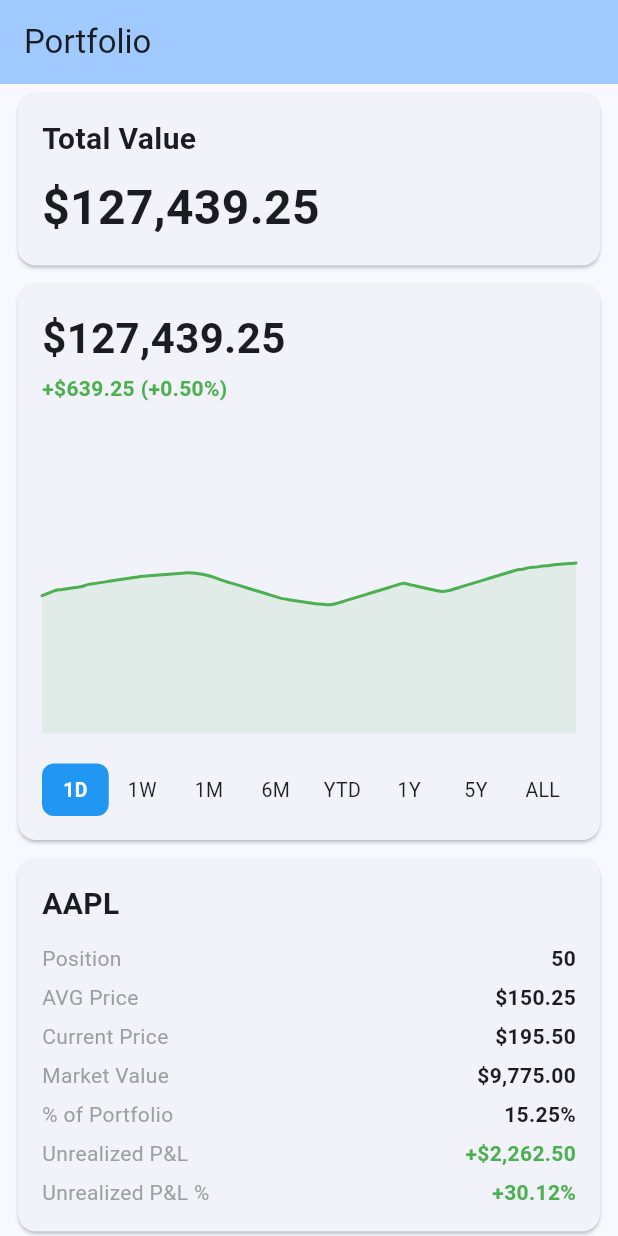
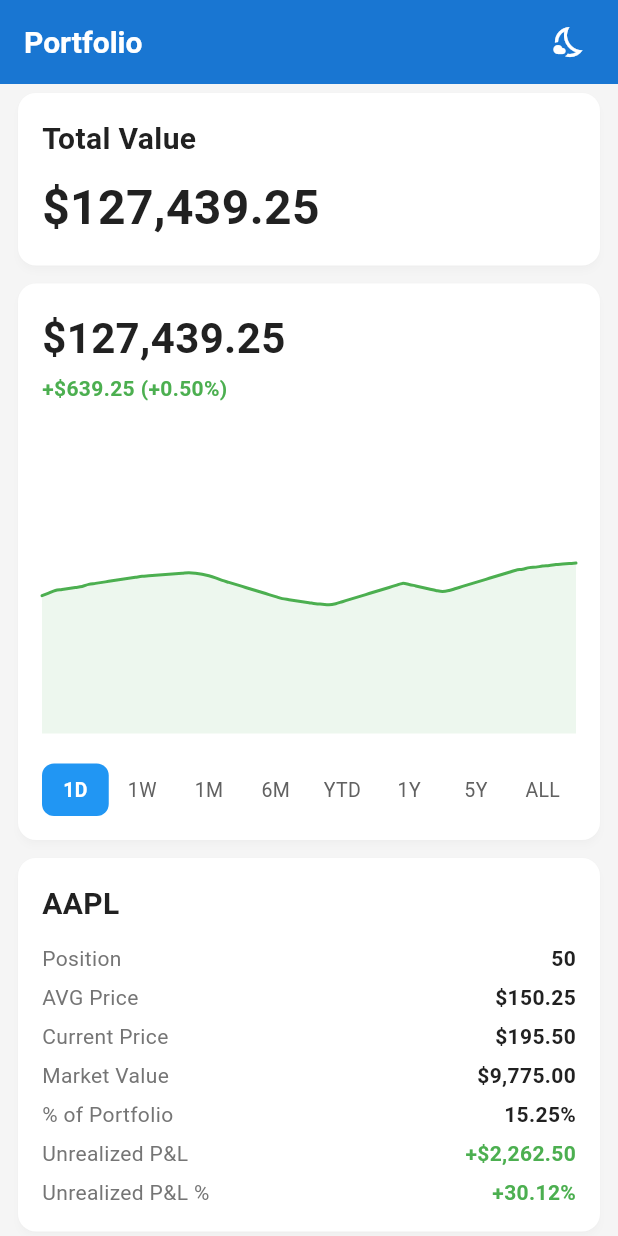
Before and after one commit to arlindiDev/stonks, a Flutter app: the screen it shows after launch, on a phone screen of 412 x 824 dp. Run offline on Flutter 3.47's test engine with Material 3 defaults, Android fonts, the phone set to English and light mode, and no system bars; drawn by our look-alikes of fl_chart; our stand-ins replace flutter_bloc.

Commit message:
feat: add theme change retail/neon

```diff
--- /dev/null
+++ b/lib/core/theme/colors.dart
@@ -0,0 +1,47 @@
+import 'package:flutter/material.dart';
+
+class AppColors {
+  // Retail Bank Theme Colors (Blue/Clean)
+  static const Color retailPrimary = Color(0xFF1976D2);
+  static const Color retailPrimaryLight = Color(0xFF42A5F5);
+  static const Color retailPrimaryDark = Color(0xFF0D47A1);
+  static const Color retailAccent = Color(0xFF2196F3);
+  static const Color retailBackground = Color(0xFFF5F5F5);
+  static const Color retailSurface = Color(0xFFFFFFFF);
+  static const Color retailCardBackground = Color(0xFFFFFFFF);
+  static const Color retailTextPrimary = Color(0xFF212121);
+  static const Color retailTextSecondary = Color(0xFF757575);
+  static const Color retailDivider = Color(0xFFE0E0E0);
+  static const Color retailPositive = Color(0xFF4CAF50);
+  static const Color retailNegative = Color(0xFFF44336);
+  static const Color retailPositiveLight = Color(0xFFE8F5E9);
+  static const Color retailNegativeLight = Color(0xFFFFEBEE);
+  static const Color retailChartLine = Color(0xFF1976D2);
+  static const Color retailSelectedTab = Color(0xFF2196F3);
+  static const Color retailUnselectedTab = Color(0x00000000);
+  static const Color retailSelectedTabText = Color(0xFFFFFFFF);
+  static const Color retailUnselectedTabText = Color(0xFF616161);
+
+  // Neobank Theme Colors (Dark/Neon)
+  static const Color neobankPrimary = Color(0xFF00E5FF);
+  static const Color neobankPrimaryLight = Color(0xFF6EFFFF);
+  static const Color neobankPrimaryDark = Color(0xFF00B2CC);
+  static const Color neobankAccent = Color(0xFFB388FF);
+  static const Color neobankBackground = Color(0xFF0A0E27);
+  static const Color neobankSurface = Color(0xFF151B3D);
+  static const Color neobankCardBackground = Color(0xFF1A2140);
+  static const Color neobankTextPrimary = Color(0xFFFFFFFF);
+  static const Color neobankTextSecondary = Color(0xFFB0B8D4);
+  static const Color neobankDivider = Color(0xFF2A3557);
+  static const Color neobankPositive = Color(0xFF00FFA3);
+  static const Color neobankNegative = Color(0xFFFF3366);
+  static const Color neobankPositiveLight = Color(0xFF1A2E28);
+  static const Color neobankNegativeLight = Color(0xFF2E1A22);
+  static const Color neobankChartLine = Color(0xFF00E5FF);
+  static const Color neobankSelectedTab = Color(0xFF00E5FF);
+  static const Color neobankUnselectedTab = Color(0x00000000);
+  static const Color neobankSelectedTabText = Color(0xFF0A0E27);
+  static const Color neobankUnselectedTabText = Color(0xFFB0B8D4);
+
+  AppColors._();
+}
--- a/lib/features/portfolio/presentation/portfolio_chart_card.dart
+++ b/lib/features/portfolio/presentation/portfolio_chart_card.dart
@@ -1,5 +1,8 @@
 import 'package:flutter/material.dart';
 import 'package:fl_chart/fl_chart.dart';
+import 'package:flutter_bloc/flutter_bloc.dart';
+import '../../theme/theme_bloc.dart';
+import '../../theme/theme_state.dart';
 import '../../mock_data.dart';
 import '../../utils/formatters.dart';
 
@@ -35,6 +38,24 @@ class _PortfolioChartCardState extends State<PortfolioChartCard> {
         : periodData.unrealizedPL;
     final displayDate = touchedDataPoint?.timestamp;
 
+    return BlocBuilder<ThemeBloc, ThemeState>(
+      builder: (context, themeState) {
+        return _buildCard(context, themeState, periodData, isPositive, displayValue, displayPercent, displayPL, displayDate);
+      },
+    );
+  }
+
+  Widget _buildCard(
+    BuildContext context,
+    ThemeState themeState,
+    ChartPeriodData periodData,
+    bool isPositive,
+    double displayValue,
+    double displayPercent,
+    double displayPL,
+    DateTime? displayDate,
+  ) {
+
     return Card(
       margin: const EdgeInsets.symmetric(horizontal: 12, vertical: 6),
       child: Padding(
@@ -64,7 +85,7 @@ class _PortfolioChartCardState extends State<PortfolioChartCard> {
                             style: TextStyle(
                               fontSize: 14,
                               fontWeight: FontWeight.normal,
-                              color: Colors.grey[600],
+                              color: themeState.textSecondaryColor,
                             ),
                           ),
                         ],
@@ -76,7 +97,7 @@ class _PortfolioChartCardState extends State<PortfolioChartCard> {
                       style: TextStyle(
                         fontSize: 14,
                         fontWeight: FontWeight.w600,
-                        color: displayPL >= 0 ? Colors.green : Colors.red,
+                        color: displayPL >= 0 ? themeState.positiveColor : themeState.negativeColor,
                       ),
                     ),
                   ],
@@ -102,7 +123,7 @@ class _PortfolioChartCardState extends State<PortfolioChartCard> {
                         return FlSpot(entry.key.toDouble(), entry.value.value);
                       }).toList(),
                       isCurved: true,
-                      color: isPositive ? Colors.green : Colors.red,
+                      color: isPositive ? themeState.positiveColor : themeState.negativeColor,
                       barWidth: 2,
                       isStrokeCapRound: true,
                       dotData: FlDotData(
@@ -111,9 +132,9 @@ class _PortfolioChartCardState extends State<PortfolioChartCard> {
                           if (index == touchedIndex) {
                             return FlDotCirclePainter(
                               radius: 6,
-                              color: Colors.white,
+                              color: Theme.of(context).colorScheme.surface,
                               strokeWidth: 3,
-                              strokeColor: isPositive ? Colors.green : Colors.red,
+                              strokeColor: isPositive ? themeState.positiveColor : themeState.negativeColor,
                             );
                           }
                           return FlDotCirclePainter(
@@ -124,7 +145,7 @@ class _PortfolioChartCardState extends State<PortfolioChartCard> {
                       ),
                       belowBarData: BarAreaData(
                         show: true,
-                        color: (isPositive ? Colors.green : Colors.red).withValues(alpha: 0.1),
+                        color: (isPositive ? themeState.positiveColor : themeState.negativeColor).withValues(alpha: 0.1),
                       ),
                     ),
                   ],
@@ -147,7 +168,7 @@ class _PortfolioChartCardState extends State<PortfolioChartCard> {
                       return spotIndexes.map((index) {
                         return TouchedSpotIndicatorData(
                           FlLine(
-                            color: isPositive ? Colors.green.withValues(alpha: 0.5) : Colors.red.withValues(alpha: 0.5),
+                            color: (isPositive ? themeState.positiveColor : themeState.negativeColor).withValues(alpha: 0.5),
                             strokeWidth: 2,
                             dashArray: [5, 5],
                           ),
@@ -184,14 +205,14 @@ class _PortfolioChartCardState extends State<PortfolioChartCard> {
                     child: Container(
                       padding: const EdgeInsets.symmetric(vertical: 8),
                       decoration: BoxDecoration(
-                        color: isSelected ? Colors.blue : Colors.transparent,
+                        color: isSelected ? themeState.selectedTabColor : themeState.unselectedTabColor,
                         borderRadius: BorderRadius.circular(8),
                       ),
                       child: Center(
                         child: Text(
                           period,
                           style: TextStyle(
-                            color: isSelected ? Colors.white : Colors.black87,
+                            color: isSelected ? themeState.selectedTabTextColor : themeState.unselectedTabTextColor,
                             fontWeight: isSelected ? FontWeight.bold : FontWeight.normal,
                             fontSize: 13,
                           ),
--- a/lib/features/portfolio/presentation/portfolio_item_card.dart
+++ b/lib/features/portfolio/presentation/portfolio_item_card.dart
@@ -1,4 +1,7 @@
 import 'package:flutter/material.dart';
+import 'package:flutter_bloc/flutter_bloc.dart';
+import '../../theme/theme_bloc.dart';
+import '../../theme/theme_state.dart';
 import '../../mock_data.dart';
 import '../../utils/formatters.dart';
 
@@ -13,6 +16,15 @@ class PortfolioItemCard extends StatelessWidget {
   @override
   Widget build(BuildContext context) {
     final isPositive = item.unrealizedPL >= 0;
+
+    return BlocBuilder<ThemeBloc, ThemeState>(
+      builder: (context, themeState) {
+        return _buildCard(context, themeState, isPositive);
+      },
+    );
+  }
+
+  Widget _buildCard(BuildContext context, ThemeState themeState, bool isPositive) {
 
     return Card(
       margin: const EdgeInsets.symmetric(horizontal: 12, vertical: 6),
@@ -32,38 +44,40 @@ class PortfolioItemCard extends StatelessWidget {
             const SizedBox(height: 12),
 
             // Position
-            _buildRow('Position', Formatters.shares(item.position)),
+            _buildRow(themeState, 'Position', Formatters.shares(item.position)),
             const SizedBox(height: 6),
 
             // Average Price
-            _buildRow('AVG Price', Formatters.currency(item.avgPrice)),
+            _buildRow(themeState, 'AVG Price', Formatters.currency(item.avgPrice)),
             const SizedBox(height: 6),
 
             // Current Price
-            _buildRow('Current Price', Formatters.currency(item.currentPrice)),
+            _buildRow(themeState, 'Current Price', Formatters.currency(item.currentPrice)),
             const SizedBox(height: 6),
 
             // Market Value
-            _buildRow('Market Value', Formatters.currency(item.marketValue)),
+            _buildRow(themeState, 'Market Value', Formatters.currency(item.marketValue)),
             const SizedBox(height: 6),
 
             // % of Portfolio
-            _buildRow('% of Portfolio', Formatters.percent(item.portfolioPercent)),
+            _buildRow(themeState, '% of Portfolio', Formatters.percent(item.portfolioPercent)),
             const SizedBox(height: 6),
 
             // Unrealized P&L
             _buildRow(
+              themeState,
               'Unrealized P&L',
               Formatters.currencyWithSign(item.unrealizedPL),
-              color: isPositive ? Colors.green : Colors.red,
+              color: isPositive ? themeState.positiveColor : themeState.negativeColor,
             ),
             const SizedBox(height: 6),
 
             // Unrealized P&L %
             _buildRow(
+              themeState,
               'Unrealized P&L %',
               Formatters.percentWithSign(item.unrealizedPLPercent),
-              color: isPositive ? Colors.green : Colors.red,
+              color: isPositive ? themeState.positiveColor : themeState.negativeColor,
             ),
           ],
         ),
@@ -71,15 +85,15 @@ class PortfolioItemCard extends StatelessWidget {
     );
   }
 
-  Widget _buildRow(String label, String value, {Color? color}) {
+  Widget _buildRow(ThemeState themeState, String label, String value, {Color? color}) {
     return Row(
       mainAxisAlignment: MainAxisAlignment.spaceBetween,
       children: [
         Text(
           label,
-          style: const TextStyle(
+          style: TextStyle(
             fontSize: 14,
-            color: Colors.grey,
+            color: themeState.textSecondaryColor,
           ),
         ),
         Text(
--- a/lib/features/portfolio/presentation/portfolio_screen.dart
+++ b/lib/features/portfolio/presentation/portfolio_screen.dart
@@ -1,4 +1,8 @@
 import 'package:flutter/material.dart';
+import 'package:flutter_bloc/flutter_bloc.dart';
+import '../../theme/theme_bloc.dart';
+import '../../theme/theme_event.dart';
+import '../../theme/theme_state.dart';
 import '../../mock_data.dart';
 import 'portfolio_chart_card.dart';
 import 'portfolio_total_card.dart';
@@ -11,10 +15,39 @@ class PortfolioScreen extends StatelessWidget {
   Widget build(BuildContext context) {
     final portfolioData = getMockPortfolioData();
 
+    return BlocBuilder<ThemeBloc, ThemeState>(
+      builder: (context, themeState) {
         return Scaffold(
           appBar: AppBar(
             title: const Text('Portfolio'),
-        backgroundColor: Theme.of(context).colorScheme.inversePrimary,
+            actions: [
+              Padding(
+                padding: const EdgeInsets.only(right: 8.0),
+                child: IconButton(
+                  icon: AnimatedSwitcher(
+                    duration: const Duration(milliseconds: 300),
+                    transitionBuilder: (child, animation) {
+                      return FadeTransition(
+                        opacity: animation,
+                        child: child,
+                      );
+                    },
+                    child: Icon(
+                      themeState.isRetailBank
+                          ? Icons.nights_stay_outlined
+                          : Icons.wb_sunny_outlined,
+                      key: ValueKey(themeState.isRetailBank),
+                    ),
+                  ),
+                  tooltip: themeState.isRetailBank
+                      ? 'Switch to Neobank Theme'
+                      : 'Switch to Retail Bank Theme',
+                  onPressed: () {
+                    context.read<ThemeBloc>().add(ToggleThemeEvent());
+                  },
+                ),
+              ),
+            ],
           ),
           body: ListView.builder(
             itemCount: portfolioData.length,
@@ -33,5 +66,7 @@ class PortfolioScreen extends StatelessWidget {
             },
           ),
         );
+      },
+    );
   }
 }
--- /dev/null
+++ b/lib/features/theme/theme_bloc.dart
@@ -0,0 +1,24 @@
+import 'package:flutter_bloc/flutter_bloc.dart';
+import 'theme_event.dart';
+import 'theme_state.dart';
+import 'themes.dart';
+
+class ThemeBloc extends Bloc<ThemeEvent, ThemeState> {
+  ThemeBloc() : super(ThemeState(themeMode: AppThemeMode.retailBank)) {
+    on<ToggleThemeEvent>(_onToggleTheme);
+    on<SetThemeEvent>(_onSetTheme);
+  }
+
+  void _onToggleTheme(ToggleThemeEvent event, Emitter<ThemeState> emit) {
+    final newTheme = state.themeMode == AppThemeMode.retailBank
+        ? AppThemeMode.neobank
+        : AppThemeMode.retailBank;
+    emit(state.copyWith(themeMode: newTheme));
+  }
+
+  void _onSetTheme(SetThemeEvent event, Emitter<ThemeState> emit) {
+    if (state.themeMode != event.themeMode) {
+      emit(state.copyWith(themeMode: event.themeMode));
+    }
+  }
+}
--- /dev/null
+++ b/lib/features/theme/theme_event.dart
@@ -0,0 +1,11 @@
+import 'themes.dart';
+
+abstract class ThemeEvent {}
+
+class ToggleThemeEvent extends ThemeEvent {}
+
+class SetThemeEvent extends ThemeEvent {
+  final AppThemeMode themeMode;
+
+  SetThemeEvent(this.themeMode);
+}
--- /dev/null
+++ b/lib/features/theme/theme_state.dart
@@ -0,0 +1,87 @@
+import 'package:flutter/material.dart';
+import '../../core/theme/colors.dart';
+import 'themes.dart';
+
+class ThemeState {
+  final AppThemeMode themeMode;
+
+  ThemeState({required this.themeMode});
+
+  ThemeData get themeData {
+    switch (themeMode) {
+      case AppThemeMode.retailBank:
+        return AppThemes.retailBankTheme;
+      case AppThemeMode.neobank:
+        return AppThemes.neobankTheme;
+    }
+  }
+
+  bool get isRetailBank => themeMode == AppThemeMode.retailBank;
+  bool get isNeobank => themeMode == AppThemeMode.neobank;
+
+  Color get positiveColor {
+    return themeMode == AppThemeMode.retailBank
+        ? AppColors.retailPositive
+        : AppColors.neobankPositive;
+  }
+
+  Color get negativeColor {
+    return themeMode == AppThemeMode.retailBank
+        ? AppColors.retailNegative
+        : AppColors.neobankNegative;
+  }
+
+  Color get positiveBackgroundColor {
+    return themeMode == AppThemeMode.retailBank
+        ? AppColors.retailPositiveLight
+        : AppColors.neobankPositiveLight;
+  }
+
+  Color get negativeBackgroundColor {
+    return themeMode == AppThemeMode.retailBank
+        ? AppColors.retailNegativeLight
+        : AppColors.neobankNegativeLight;
+  }
+
+  Color get chartLineColor {
+    return themeMode == AppThemeMode.retailBank
+        ? AppColors.retailChartLine
+        : AppColors.neobankChartLine;
+  }
+
+  Color get selectedTabColor {
+    return themeMode == AppThemeMode.retailBank
+        ? AppColors.retailSelectedTab
+        : AppColors.neobankSelectedTab;
+  }
+
+  Color get unselectedTabColor {
+    return themeMode == AppThemeMode.retailBank
+        ? AppColors.retailUnselectedTab
+        : AppColors.neobankUnselectedTab;
+  }
+
+  Color get selectedTabTextColor {
+    return themeMode == AppThemeMode.retailBank
+        ? AppColors.retailSelectedTabText
+        : AppColors.neobankSelectedTabText;
+  }
+
+  Color get unselectedTabTextColor {
+    return themeMode == AppThemeMode.retailBank
+        ? AppColors.retailUnselectedTabText
+        : AppColors.neobankUnselectedTabText;
+  }
+
+  Color get textSecondaryColor {
+    return themeMode == AppThemeMode.retailBank
+        ? AppColors.retailTextSecondary
+        : AppColors.neobankTextSecondary;
+  }
+
+  ThemeState copyWith({AppThemeMode? themeMode}) {
+    return ThemeState(
+      themeMode: themeMode ?? this.themeMode,
+    );
+  }
+}
--- /dev/null
+++ b/lib/features/theme/themes.dart
@@ -0,0 +1,152 @@
+import 'package:flutter/material.dart';
+import '../../core/theme/colors.dart';
+
+enum AppThemeMode {
+  retailBank,
+  neobank,
+}
+
+class AppThemes {
+  static ThemeData get retailBankTheme {
+    return ThemeData(
+      useMaterial3: true,
+      brightness: Brightness.light,
+
+      colorScheme: ColorScheme.light(
+        primary: AppColors.retailPrimary,
+        secondary: AppColors.retailAccent,
+        surface: AppColors.retailSurface,
+        error: AppColors.retailNegative,
+        onPrimary: Colors.white,
+        onSecondary: Colors.white,
+        onSurface: AppColors.retailTextPrimary,
+        onError: Colors.white,
+      ),
+
+      scaffoldBackgroundColor: AppColors.retailBackground,
+
+      appBarTheme: AppBarTheme(
+        backgroundColor: AppColors.retailPrimary,
+        foregroundColor: Colors.white,
+        elevation: 0,
+        centerTitle: false,
+        titleTextStyle: const TextStyle(
+          color: Colors.white,
+          fontSize: 20,
+          fontWeight: FontWeight.w600,
+        ),
+      ),
+
+      cardTheme: CardThemeData(
+        color: AppColors.retailCardBackground,
+        elevation: 2,
+        shadowColor: Colors.black.withValues(alpha: 0.1),
+        shape: RoundedRectangleBorder(
+          borderRadius: BorderRadius.circular(12),
+        ),
+      ),
+
+      textTheme: const TextTheme(
+        bodyLarge: TextStyle(
+          color: AppColors.retailTextPrimary,
+          fontSize: 16,
+        ),
+        bodyMedium: TextStyle(
+          color: AppColors.retailTextPrimary,
+          fontSize: 14,
+        ),
+        bodySmall: TextStyle(
+          color: AppColors.retailTextSecondary,
+          fontSize: 12,
+        ),
+        titleLarge: TextStyle(
+          color: AppColors.retailTextPrimary,
+          fontWeight: FontWeight.bold,
+          fontSize: 22,
+        ),
+        titleMedium: TextStyle(
+          color: AppColors.retailTextPrimary,
+          fontWeight: FontWeight.w600,
+          fontSize: 16,
+        ),
+      ),
+
+      dividerColor: AppColors.retailDivider,
+    );
+  }
+
+  // Neobank Theme (Dark/Neon)
+  static ThemeData get neobankTheme {
+    return ThemeData(
+      useMaterial3: true,
+      brightness: Brightness.dark,
+
+      colorScheme: ColorScheme.dark(
+        primary: AppColors.neobankPrimary,
+        secondary: AppColors.neobankAccent,
+        surface: AppColors.neobankSurface,
+        error: AppColors.neobankNegative,
+        onPrimary: AppColors.neobankBackground,
+        onSecondary: AppColors.neobankBackground,
+        onSurface: AppColors.neobankTextPrimary,
+        onError: Colors.white,
+      ),
+
+      scaffoldBackgroundColor: AppColors.neobankBackground,
+
+      appBarTheme: AppBarTheme(
+        backgroundColor: AppColors.neobankSurface,
+        foregroundColor: AppColors.neobankPrimary,
+        elevation: 0,
+        centerTitle: false,
+        titleTextStyle: const TextStyle(
+          color: AppColors.neobankPrimary,
+          fontSize: 20,
+          fontWeight: FontWeight.w600,
+        ),
+      ),
+
+      cardTheme: CardThemeData(
+        color: AppColors.neobankCardBackground,
+        elevation: 4,
+        shadowColor: AppColors.neobankPrimary.withValues(alpha: 0.1),
+        shape: RoundedRectangleBorder(
+          borderRadius: BorderRadius.circular(12),
+          side: BorderSide(
+            color: AppColors.neobankPrimary.withValues(alpha: 0.2),
+            width: 1,
+          ),
+        ),
+      ),
+
+      textTheme: const TextTheme(
+        bodyLarge: TextStyle(
+          color: AppColors.neobankTextPrimary,
+          fontSize: 16,
+        ),
+        bodyMedium: TextStyle(
+          color: AppColors.neobankTextPrimary,
+          fontSize: 14,
+        ),
+        bodySmall: TextStyle(
+          color: AppColors.neobankTextSecondary,
+          fontSize: 12,
+        ),
+        titleLarge: TextStyle(
+          color: AppColors.neobankTextPrimary,
+          fontWeight: FontWeight.bold,
+          fontSize: 22,
+        ),
+        titleMedium: TextStyle(
+          color: AppColors.neobankTextPrimary,
+          fontWeight: FontWeight.w600,
+          fontSize: 16,
+        ),
+      ),
+
+      dividerColor: AppColors.neobankDivider,
+    );
+  }
+
+  AppThemes._();
+}
--- a/lib/main.dart
+++ b/lib/main.dart
@@ -1,5 +1,8 @@
 import 'package:flutter/material.dart';
+import 'package:flutter_bloc/flutter_bloc.dart';
 import 'features/portfolio/presentation/portfolio_screen.dart';
+import 'features/theme/theme_bloc.dart';
+import 'features/theme/theme_state.dart';
 
 void main() {
   runApp(const MyApp());
@@ -10,14 +13,18 @@ class MyApp extends StatelessWidget {
 
   @override
   Widget build(BuildContext context) {
-    return MaterialApp(
-      title: 'Portfolio',
-      debugShowCheckedModeBanner: false,
-      theme: ThemeData(
-        colorScheme: ColorScheme.fromSeed(seedColor: Colors.blue),
-        useMaterial3: true,
+    return BlocProvider(
+      create: (context) => ThemeBloc(),
+      child: BlocBuilder<ThemeBloc, ThemeState>(
+        builder: (context, state) {
+          return MaterialApp(
+            title: 'Portfolio',
+            debugShowCheckedModeBanner: false,
+            theme: state.themeData,
+            home: const PortfolioScreen(),
+          );
+        },
       ),
-      home: const PortfolioScreen(),
     );
   }
 }
--- a/pubspec.yaml
+++ b/pubspec.yaml
@@ -36,6 +36,7 @@ dependencies:
   cupertino_icons: ^1.0.8
   fl_chart: ^1.1.1
   intl: ^0.19.0
+  flutter_bloc: ^9.1.1
 
 dev_dependencies:
   flutter_test:
```
Also changed, not shown: pubspec.lock. Lines whose indentation alone changed are shown as unchanged.
